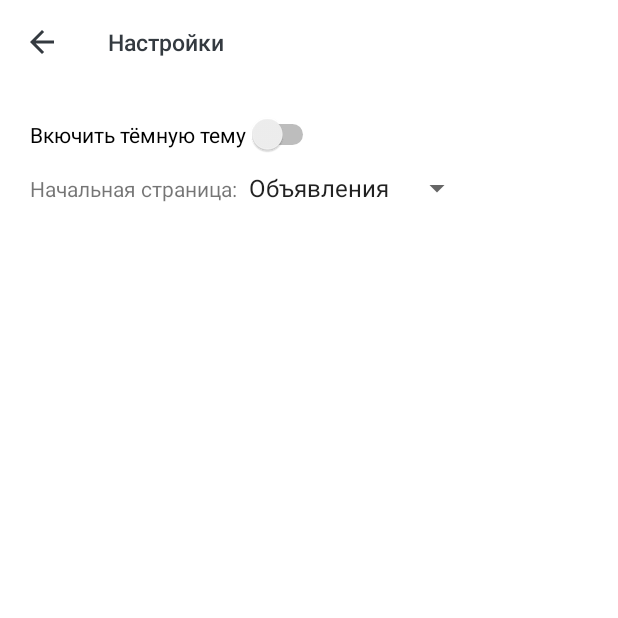
After one commit to Gorbulev-Sergey/androidHramBabynino, an Android app: the SettingsActivity screen opened directly, with no data from a screen before it, on a phone screen of 412 x 824 dp, the top half of it. The commit adds this screen. Run offline under Robolectric (Android 15) with nearby library versions, the phone set to English and light mode, and no system bars; our stand-ins replace androidx.preference.

Commit message:
В настройках начата работа с переключением темы приложения

```diff
--- a/app/build.gradle
+++ b/app/build.gradle
@@ -36,6 +36,7 @@ dependencies {
     implementation 'androidx.lifecycle:lifecycle-viewmodel-ktx:2.4.1'
     implementation 'androidx.navigation:navigation-fragment:2.4.2'
     implementation 'androidx.navigation:navigation-ui:2.4.2'
+    implementation 'androidx.preference:preference:1.1.1'
     testImplementation 'junit:junit:4.13.2'
     androidTestImplementation 'androidx.test.ext:junit:1.1.3'
     androidTestImplementation 'androidx.test.espresso:espresso-core:3.4.0'
--- a/app/src/main/AndroidManifest.xml
+++ b/app/src/main/AndroidManifest.xml
@@ -1,6 +1,6 @@
 <?xml version="1.0" encoding="utf-8"?>
 <manifest xmlns:android="http://schemas.android.com/apk/res/android"
-    package="com.example.androidhrambabynino">
+    package="com.example.androidhrambabynino" >
 
     <uses-permission android:name="android.permission.INTERNET" />
     <uses-permission android:name="android.permission.ACCESS_NETWORK_STATE" />
@@ -10,22 +10,27 @@
         android:icon="@mipmap/ic_launcher"
         android:label="@string/app_name"
         android:roundIcon="@mipmap/ic_launcher_round"
-        android:supportsRtl="true">
+        android:supportsRtl="true" >
+        <activity
+            android:name=".SettingsActivity"
+            android:exported="false"
+            android:label="Настройки"
+            android:theme="@style/App"  />
+        <activity
+            android:name=".MainActivity"
+            android:configChanges="orientation|keyboardHidden|screenSize"
+            android:exported="true"
+            android:theme="@style/App" />
         <activity
             android:name=".SplashActivity"
             android:exported="true"
-            android:theme="@style/App.Fullscreen">
+            android:theme="@style/App.Fullscreen" >
             <intent-filter>
                 <action android:name="android.intent.action.MAIN" />
 
                 <category android:name="android.intent.category.LAUNCHER" />
             </intent-filter>
         </activity>
-        <activity
-            android:name=".MainActivity"
-            android:configChanges="orientation|keyboardHidden|screenSize"
-            android:exported="true"
-            android:theme="@style/App"/>
 
         <meta-data
             android:name="preloaded_fonts"
--- a/app/src/main/java/com/example/androidhrambabynino/MainActivity.java
+++ b/app/src/main/java/com/example/androidhrambabynino/MainActivity.java
@@ -8,9 +8,11 @@ import androidx.appcompat.app.AppCompatDelegate;
 import androidx.appcompat.widget.Toolbar;
 import androidx.drawerlayout.widget.DrawerLayout;
 
+import android.content.Intent;
 import android.content.res.Configuration;
 import android.graphics.Color;
 import android.os.Bundle;
+import android.view.Menu;
 import android.view.MenuItem;
 import android.webkit.WebView;
 
@@ -116,9 +118,18 @@ public class MainActivity extends AppCompatActivity {
     }
 
     @Override
+    public boolean onCreateOptionsMenu(Menu menu) {
+        // Inflate the menu; this adds items to the action bar if it is present.
+        getMenuInflater().inflate(R.menu.additional_menu, menu);
+        return true;
+    }
+
+    @Override
     public boolean onOptionsItemSelected(@NonNull MenuItem item) {
-        if (toggler.onOptionsItemSelected(item)) {
-            return true;
+        switch (item.getItemId()){
+            case R.id.action_settings:
+                startActivity(new Intent(this, SettingsActivity.class));
+                break;
         }
         return super.onOptionsItemSelected(item);
     }
--- /dev/null
+++ b/app/src/main/java/com/example/androidhrambabynino/SettingsActivity.java
@@ -0,0 +1,56 @@
+package com.example.androidhrambabynino;
+
+import android.os.Bundle;
+import android.view.LayoutInflater;
+import android.view.View;
+import android.widget.ArrayAdapter;
+import android.widget.CompoundButton;
+import android.widget.Spinner;
+import android.widget.Switch;
+import android.widget.Toast;
+
+import androidx.appcompat.app.ActionBar;
+import androidx.appcompat.app.AppCompatActivity;
+import androidx.appcompat.app.AppCompatDelegate;
+import androidx.appcompat.widget.Toolbar;
+import androidx.preference.PreferenceFragmentCompat;
+
+public class SettingsActivity extends AppCompatActivity {
+    Toolbar toolbar;
+
+    @Override
+    protected void onCreate(Bundle savedInstanceState) {
+        super.onCreate(savedInstanceState);
+        setContentView(R.layout.settings_activity);
+
+        toolbar = findViewById(R.id.toolbar);
+        setSupportActionBar(toolbar);
+        getSupportActionBar().setDisplayHomeAsUpEnabled(true);
+
+        Spinner spinner = findViewById(R.id.spinner_load_page);
+        spinner.setAdapter(ArrayAdapter.createFromResource(this, R.array.load_pages, android.R.layout.simple_spinner_item));
+
+        Switch switcher = findViewById(R.id.switch_theme);
+        if (AppCompatDelegate.getDefaultNightMode() == AppCompatDelegate.MODE_NIGHT_YES)
+            switcher.setChecked(true);
+        switcher.setOnCheckedChangeListener(new CompoundButton.OnCheckedChangeListener() {
+            @Override
+            public void onCheckedChanged(CompoundButton compoundButton, boolean b) {
+                if (b) {
+                    AppCompatDelegate.setDefaultNightMode(AppCompatDelegate.MODE_NIGHT_YES);
+                    Toast.makeText(SettingsActivity.this, "Тёмная тема включена", Toast.LENGTH_SHORT).show();
+                } else {
+                    AppCompatDelegate.setDefaultNightMode(AppCompatDelegate.MODE_NIGHT_NO);
+                    Toast.makeText(SettingsActivity.this, "Светлая тема включена", Toast.LENGTH_SHORT).show();
+                }
+            }
+        });
+    }
+
+    public static class SettingsFragment extends PreferenceFragmentCompat {
+        @Override
+        public void onCreatePreferences(Bundle savedInstanceState, String rootKey) {
+            setPreferencesFromResource(R.xml.root_preferences, rootKey);
+        }
+    }
+}
--- /dev/null
+++ b/app/src/main/res/layout/settings_activity.xml
@@ -0,0 +1,48 @@
+<LinearLayout xmlns:android="http://schemas.android.com/apk/res/android"
+    xmlns:app="http://schemas.android.com/apk/res-auto"
+    android:layout_width="match_parent"
+    android:layout_height="match_parent"
+    android:orientation="vertical">
+
+    <com.google.android.material.appbar.MaterialToolbar
+        android:id="@+id/toolbar"
+        android:layout_width="match_parent"
+        android:layout_height="wrap_content"
+        android:background="?attr/colorPrimary"
+        android:minHeight="?attr/actionBarSize"
+        app:navigationIconTint="?attr/colorOnPrimary"
+        app:titleTextAppearance="@style/App.Toolbar.TitleText"
+        app:titleTextColor="?attr/colorOnPrimary" />
+
+    <LinearLayout
+        android:layout_width="match_parent"
+        android:layout_height="match_parent"
+        android:orientation="vertical"
+        android:padding="20dp">
+
+        <Switch
+            android:id="@+id/switch_theme"
+            android:layout_width="wrap_content"
+            android:layout_height="wrap_content"
+            android:layout_marginBottom="10dp"
+            android:text="Вкючить тёмную тему" />
+
+        <LinearLayout
+            android:layout_width="match_parent"
+            android:layout_height="wrap_content">
+
+            <TextView
+                android:layout_width="wrap_content"
+                android:layout_height="wrap_content"
+                android:text="Начальная страница:" />
+
+            <Spinner
+                android:id="@+id/spinner_load_page"
+                android:layout_width="wrap_content"
+                android:layout_height="wrap_content" />
+        </LinearLayout>
+
+
+    </LinearLayout>
+
+</LinearLayout>
--- /dev/null
+++ b/app/src/main/res/menu/additional_menu.xml
@@ -0,0 +1,8 @@
+<?xml version="1.0" encoding="utf-8"?>
+<menu xmlns:android="http://schemas.android.com/apk/res/android"
+    xmlns:app="http://schemas.android.com/apk/res-auto">
+    <item
+        android:id="@+id/action_settings"
+        app:showAsAction="never"
+        android:title="Настройки" />
+</menu>
--- /dev/null
+++ b/app/src/main/res/values/arrays.xml
@@ -0,0 +1,12 @@
+<resources>
+    <!-- Reply Preference -->
+    <string-array name="reply_entries">
+        <item>Reply</item>
+        <item>Reply to all</item>
+    </string-array>
+
+    <string-array name="reply_values">
+        <item>reply</item>
+        <item>reply_all</item>
+    </string-array>
+</resources>
--- a/app/src/main/res/values/strings.xml
+++ b/app/src/main/res/values/strings.xml
@@ -2,4 +2,27 @@
     <string name="app_name">Храм Бабынино</string>
     <string name="drawer_open">Открыть</string>
     <string name="drawer_close">Закрыть</string>
+    <string name="title_activity_settings">SettingsActivity</string>
+
+    <!-- Preference Titles -->
+    <string name="messages_header">Messages</string>
+    <string name="sync_header">Sync</string>
+
+    <!-- Messages Preferences -->
+    <string name="signature_title">Your signature</string>
+    <string name="reply_title">Default reply action</string>
+
+    <!-- Sync Preferences -->
+    <string name="sync_title">Sync email periodically</string>
+    <string name="attachment_title">Download incoming attachments</string>
+    <string name="attachment_summary_on">Automatically download attachments for incoming emails
+    </string>
+    <string name="attachment_summary_off">Only download attachments when manually requested</string>
+
+    <string-array name="load_pages">
+        <item>Объявления</item>
+        <item>Новости</item>
+        <item>Видео</item>
+        <item>Расписание</item>
+    </string-array>
 </resources>
--- /dev/null
+++ b/app/src/main/res/xml/root_preferences.xml
@@ -0,0 +1,38 @@
+<PreferenceScreen
+    xmlns:app="http://schemas.android.com/apk/res-auto">
+
+    <PreferenceCategory
+        app:title="@string/messages_header">
+
+        <EditTextPreference
+            app:key="signature"
+            app:title="@string/signature_title"
+            app:useSimpleSummaryProvider="true"/>
+
+        <ListPreference
+            app:key="reply"
+            app:title="@string/reply_title"
+            app:entries="@array/reply_entries"
+            app:entryValues="@array/reply_values"
+            app:defaultValue="reply"
+            app:useSimpleSummaryProvider="true"/>
+
+    </PreferenceCategory>
+
+    <PreferenceCategory
+        app:title="@string/sync_header">
+
+        <SwitchPreferenceCompat
+            app:key="sync"
+            app:title="@string/sync_title"/>
+
+        <SwitchPreferenceCompat
+            app:key="attachment"
+            app:title="@string/attachment_title"
+            app:summaryOn="@string/attachment_summary_on"
+            app:summaryOff="@string/attachment_summary_off"
+            app:dependency="sync"/>
+
+    </PreferenceCategory>
+
+</PreferenceScreen>
```
